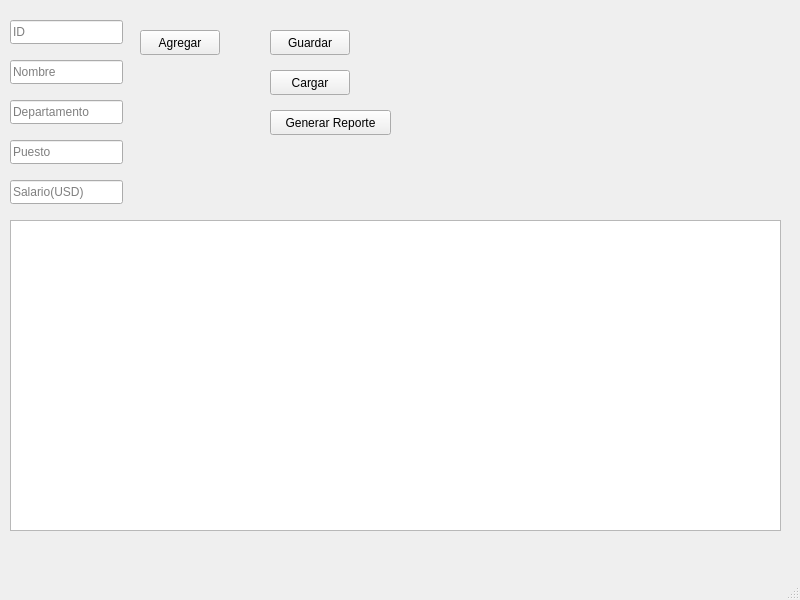
rajuria/ProyectoEstruDatosII, file mainwindow.ui: the form before one commit.
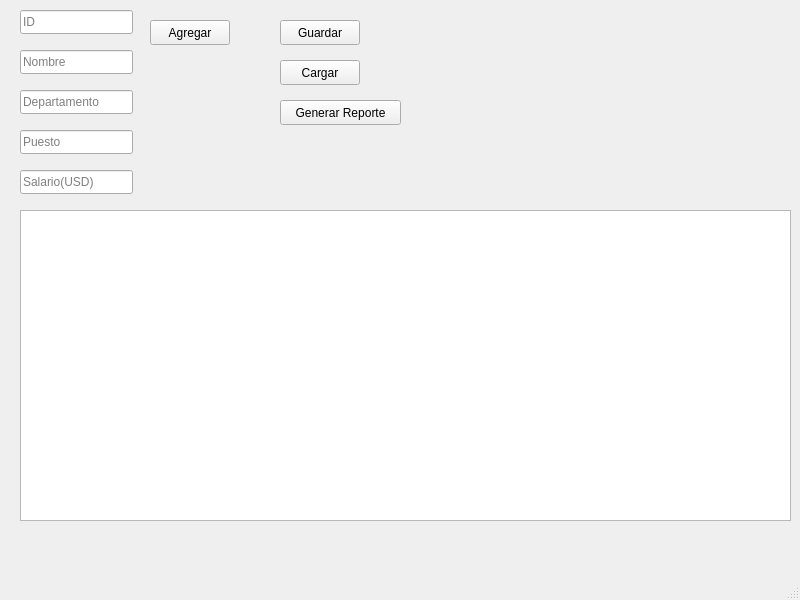
The form after the commit. The open tabs and pages were chosen to show the change.

Commit message: Tabs con cada Gestión

```diff
--- a/mainwindow.ui
+++ b/mainwindow.ui
@@ -14,11 +14,48 @@
    <string>MainWindow</string>
   </property>
   <widget class="QWidget" name="centralwidget">
+   <widget class="QStackedWidget" name="stackedWidget">
+    <property name="geometry">
+     <rect>
+      <x>0</x>
+      <y>0</y>
+      <width>801</width>
+      <height>571</height>
+     </rect>
+    </property>
+    <property name="currentIndex">
+     <number>5</number>
+    </property>
+    <widget class="QWidget" name="Menu"/>
+    <widget class="QWidget" name="GestionEmpleados_3">
+     <widget class="QTableWidget" name="tbl_Output">
+      <property name="geometry">
+       <rect>
+        <x>20</x>
+        <y>210</y>
+        <width>771</width>
+        <height>311</height>
+       </rect>
+      </property>
+     </widget>
+     <widget class="QPushButton" name="btn_Cargar">
+      <property name="geometry">
+       <rect>
+        <x>280</x>
+        <y>60</y>
+        <width>80</width>
+        <height>25</height>
+       </rect>
+      </property>
+      <property name="text">
+       <string>Cargar</string>
+      </property>
+     </widget>
    <widget class="QPushButton" name="btn_AgregarEmpleado">
     <property name="geometry">
      <rect>
-      <x>140</x>
-      <y>30</y>
+        <x>150</x>
+        <y>20</y>
       <width>80</width>
       <height>25</height>
      </rect>
@@ -27,37 +64,24 @@
      <string>Agregar</string>
     </property>
    </widget>
-   <widget class="QLineEdit" name="tbx_ID">
+     <widget class="QPushButton" name="btn_Guardar">
     <property name="geometry">
      <rect>
-      <x>10</x>
+        <x>280</x>
       <y>20</y>
-      <width>113</width>
-      <height>24</height>
-     </rect>
-    </property>
-    <property name="placeholderText">
-     <string>ID</string>
-    </property>
-   </widget>
-   <widget class="QLineEdit" name="tbx_Nombre">
-    <property name="geometry">
-     <rect>
-      <x>10</x>
-      <y>60</y>
-      <width>113</width>
-      <height>24</height>
-     </rect>
-    </property>
-    <property name="placeholderText">
-     <string>Nombre</string>
+        <width>80</width>
+        <height>25</height>
+       </rect>
+      </property>
+      <property name="text">
+       <string>Guardar</string>
     </property>
    </widget>
    <widget class="QLineEdit" name="tbx_Departamento">
     <property name="geometry">
      <rect>
-      <x>10</x>
-      <y>100</y>
+        <x>20</x>
+        <y>90</y>
       <width>113</width>
       <height>24</height>
      </rect>
@@ -66,24 +90,11 @@
      <string>Departamento</string>
     </property>
    </widget>
-   <widget class="QLineEdit" name="tbx_Puesto">
-    <property name="geometry">
-     <rect>
-      <x>10</x>
-      <y>140</y>
-      <width>113</width>
-      <height>24</height>
-     </rect>
-    </property>
-    <property name="placeholderText">
-     <string>Puesto</string>
-    </property>
-   </widget>
    <widget class="QLineEdit" name="tbx_Salario">
     <property name="geometry">
      <rect>
-      <x>10</x>
-      <y>180</y>
+        <x>20</x>
+        <y>170</y>
       <width>113</width>
       <height>24</height>
      </rect>
@@ -92,47 +103,37 @@
      <string>Salario(USD)</string>
     </property>
    </widget>
-   <widget class="QTableWidget" name="tbl_Output">
+     <widget class="QLineEdit" name="tbx_ID">
     <property name="geometry">
      <rect>
-      <x>10</x>
-      <y>220</y>
-      <width>771</width>
-      <height>311</height>
-     </rect>
-    </property>
-   </widget>
-   <widget class="QPushButton" name="btn_Guardar">
-    <property name="geometry">
-     <rect>
-      <x>270</x>
-      <y>30</y>
-      <width>80</width>
-      <height>25</height>
-     </rect>
-    </property>
-    <property name="text">
-     <string>Guardar</string>
-    </property>
-   </widget>
-   <widget class="QPushButton" name="btn_Cargar">
+        <x>20</x>
+        <y>10</y>
+        <width>113</width>
+        <height>24</height>
+       </rect>
+      </property>
+      <property name="placeholderText">
+       <string>ID</string>
+      </property>
+     </widget>
+     <widget class="QLineEdit" name="tbx_Nombre">
     <property name="geometry">
      <rect>
-      <x>270</x>
-      <y>70</y>
-      <width>80</width>
-      <height>25</height>
-     </rect>
-    </property>
-    <property name="text">
-     <string>Cargar</string>
+        <x>20</x>
+        <y>50</y>
+        <width>113</width>
+        <height>24</height>
+       </rect>
+      </property>
+      <property name="placeholderText">
+       <string>Nombre</string>
     </property>
    </widget>
    <widget class="QPushButton" name="btn_Reporte">
     <property name="geometry">
      <rect>
-      <x>270</x>
-      <y>110</y>
+        <x>280</x>
+        <y>100</y>
       <width>121</width>
       <height>25</height>
      </rect>
@@ -140,6 +141,25 @@
     <property name="text">
      <string>Generar Reporte</string>
     </property>
+     </widget>
+     <widget class="QLineEdit" name="tbx_Puesto">
+      <property name="geometry">
+       <rect>
+        <x>20</x>
+        <y>130</y>
+        <width>113</width>
+        <height>24</height>
+       </rect>
+      </property>
+      <property name="placeholderText">
+       <string>Puesto</string>
+      </property>
+     </widget>
+    </widget>
+    <widget class="QWidget" name="GestionInventario"/>
+    <widget class="QWidget" name="GestionCliente"/>
+    <widget class="QWidget" name="GestionVentas"/>
+    <widget class="QWidget" name="GestionPedidos"/>
    </widget>
   </widget>
   <widget class="QMenuBar" name="menubar">
```
Lines whose indentation alone changed are shown as unchanged. The commit also changes 1 other file.
